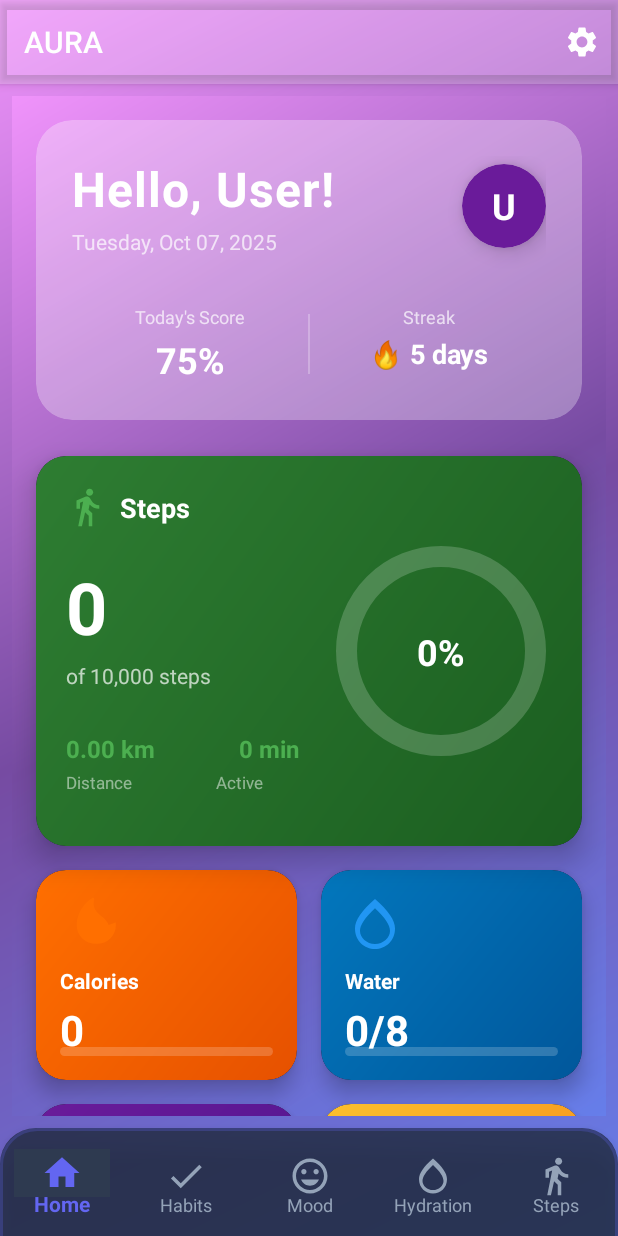
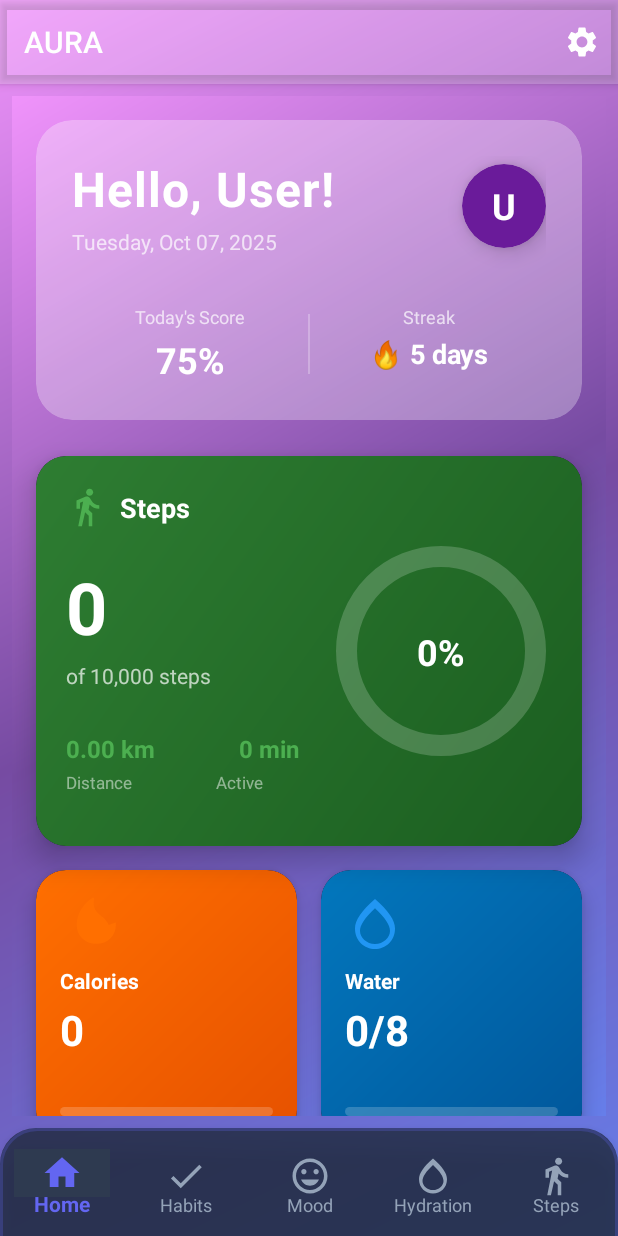
Before and after one commit to ChamaraJanith/AURA-Wellness-tracker, an Android app: the HomeFragment screen opened directly, with no data from a screen before it, on a phone screen of 412 x 824 dp. Run offline under Robolectric (Android 15) with nearby library versions, the phone set to English and light mode, and no system bars.

Commit message:
full done

```diff
--- a/app/src/main/res/layout/fragment_home.xml
+++ b/app/src/main/res/layout/fragment_home.xml
@@ -310,7 +310,7 @@
         <androidx.cardview.widget.CardView
             android:id="@+id/cardCalories"
             android:layout_width="0dp"
-            android:layout_height="140dp"
+            android:layout_height="180dp"
             android:layout_marginStart="16dp"
             android:layout_marginTop="16dp"
             android:layout_marginEnd="8dp"
@@ -383,7 +383,7 @@
         <androidx.cardview.widget.CardView
             android:id="@+id/cardWater"
             android:layout_width="0dp"
-            android:layout_height="140dp"
+            android:layout_height="180dp"
             android:layout_marginStart="8dp"
             android:layout_marginEnd="16dp"
             app:cardBackgroundColor="#1A1A2E"
```
